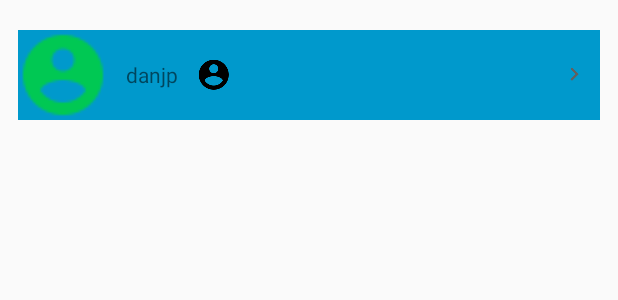
After one commit to nirack/julun, an Android app: the layout fragment_user_header.xml on its own in the app's theme, with its tools: preview values and no code run, on a phone screen of 412 x 824 dp. The commit adds this screen. Shown: the top 300 px of the screen. Run offline under Robolectric (Android 15) with nearby library versions, the phone set to English and light mode, and no system bars.

Commit message:
git测试

```diff
--- a/app/src/main/java/com/julun/vehicle/fragments/user/Code.java
+++ b/app/src/main/java/com/julun/vehicle/fragments/login/Code.java
@@ -1,4 +1,4 @@
-package com.julun.vehicle.fragments.user;
+package com.julun.vehicle.fragments.login;
 
 import android.graphics.Bitmap;
 import android.graphics.Canvas;
--- a/app/src/main/java/com/julun/vehicle/fragments/user/GetBackPasswordFragment.java
+++ b/app/src/main/java/com/julun/vehicle/fragments/login/GetBackPasswordFragment.java
@@ -1,4 +1,4 @@
-package com.julun.vehicle.fragments.user;
+package com.julun.vehicle.fragments.login;
 
 import android.util.Log;
 
@@ -12,13 +12,12 @@ import com.julun.vehicle.R;
  * 找回密码
  */
 @ContentLayout(R.layout.fragment_get_back_password)
-public class GetBackPasswordFragment extends UserBackFragment {
+public class GetBackPasswordFragment extends BaseFragment {
 
     private static final String TAG = "GetBackPasswordFragment";
 
     @AfterInitView
     public void initView() {
         Log.d(TAG, "initView");
-        getActivity().setTitle(R.string.get_back_password);
     }
 }
--- a/app/src/main/java/com/julun/vehicle/fragments/user/PhoneLoginFragment.java
+++ b/app/src/main/java/com/julun/vehicle/fragments/login/PhoneLoginFragment.java
@@ -1,9 +1,10 @@
-package com.julun.vehicle.fragments.user;
+package com.julun.vehicle.fragments.login;
 
 import android.util.Log;
 
 import com.julun.annotations.views.AfterInitView;
 import com.julun.annotations.views.ContentLayout;
+import com.julun.container.uicontroller.BaseFragment;
 import com.julun.vehicle.R;
 
 /**
@@ -11,13 +12,12 @@ import com.julun.vehicle.R;
  * 手机快捷登陆
  */
 @ContentLayout(R.layout.fragment_phone_login)
-public class PhoneLoginFragment extends UserBackFragment {
+public class PhoneLoginFragment extends BaseFragment {
 
     private static final String TAG = "PhoneLoginFragment";
 
     @AfterInitView
     public void initView() {
         Log.d(TAG, "initView");
-        getActivity().setTitle(R.string.phone_login);
     }
 }
--- a/app/src/main/res/layout/fragment_login.xml
+++ b/app/src/main/res/layout/fragment_login.xml
@@ -10,7 +10,7 @@
         android:orientation="vertical"
         android:divider="@drawable/divider_horizontal"
         android:showDividers="beginning|middle"
-        android:layout_marginTop="16dp"
+        android:layout_marginTop="8dp"
         android:layout_marginBottom="16dp"
         android:background="@color/white">
         <FrameLayout
@@ -18,7 +18,7 @@
             android:layout_height="wrap_content"
             android:layout_marginLeft="16dp"
             android:layout_marginRight="16dp">
-            <AutoCompleteTextView
+            <EditText
                 android:id="@+id/username"
                 android:layout_width="match_parent"
                 android:layout_height="match_parent"
@@ -40,7 +40,7 @@
             android:layout_height="wrap_content"
             android:layout_marginLeft="16dp"
             android:layout_marginRight="16dp">
-            <AutoCompleteTextView
+            <EditText
                 android:id="@+id/password"
                 android:layout_width="match_parent"
                 android:layout_height="match_parent"
--- /dev/null
+++ b/app/src/main/res/layout/fragment_user_header.xml
@@ -0,0 +1,9 @@
+<?xml version="1.0" encoding="utf-8"?>
+<LinearLayout xmlns:android="http://schemas.android.com/apk/res/android"
+    android:orientation="vertical" android:layout_width="match_parent"
+    android:layout_height="match_parent">
+
+    <include layout="@layout/user_main_login"
+        android:layout_width="match_parent" android:layout_height="wrap_content" />
+
+</LinearLayout>
--- /dev/null
+++ b/app/src/main/res/layout/user_main_login.xml
@@ -0,0 +1,86 @@
+<?xml version="1.0" encoding="utf-8"?>
+<LinearLayout xmlns:android="http://schemas.android.com/apk/res/android"
+    android:orientation="vertical" android:layout_width="match_parent"
+    android:layout_height="match_parent">
+
+    <FrameLayout
+        android:layout_width="match_parent"
+        android:layout_height="100dp"
+        android:paddingTop="20dp"
+        android:paddingBottom="20dp">
+
+        <!-- 未登录显示布局 -->
+        <LinearLayout
+            android:id="@+id/not_login_container"
+            android:layout_width="match_parent"
+            android:layout_height="match_parent"
+            android:orientation="horizontal"
+            android:visibility="gone"
+            android:gravity="center_vertical">
+
+            <ImageView
+                android:layout_width="wrap_content"
+                android:layout_height="wrap_content"
+                android:src="@drawable/ic_account_circle_green_a700_24dp"
+                android:layout_margin="16dp"
+                />
+            <TextView
+                android:layout_width="0dp"
+                android:layout_height="wrap_content"
+                android:layout_weight="1"
+                android:textAppearance="?android:textAppearanceSmall"
+                android:layout_marginLeft="4dp"
+                android:text="请点击登陆"/>
+            <TextView
+                android:layout_width="wrap_content"
+                android:layout_height="wrap_content"
+                android:layout_marginRight="8dp"
+                android:drawableRight="@drawable/ic_keyboard_arrow_right_grey_700_18dp"/>
+
+        </LinearLayout>
+        <!-- 登录显示布局，二者显示一个 -->
+        <RelativeLayout
+            android:id="@+id/logined_container"
+            android:layout_width="match_parent"
+            android:layout_height="match_parent"
+            android:gravity="center_vertical"
+            android:layout_marginLeft="12dp"
+            android:layout_marginRight="12dp"
+            android:background="@color/lakeBlue">
+
+            <ImageView
+                android:id="@+id/user_icon"
+                android:layout_width="60dp"
+                android:layout_height="60dp"
+                android:layout_centerVertical="true"
+                android:src="@drawable/ic_account_circle_green_a700_24dp"/>
+            <TextView
+                android:id="@+id/username"
+                android:layout_width="wrap_content"
+                android:layout_height="wrap_content"
+                android:text="danjp"
+                android:layout_toRightOf="@id/user_icon"
+                android:layout_centerInParent="true"
+                android:layout_marginLeft="12dp"/>
+            <ImageView
+                android:id="@+id/user_level_icon"
+                android:layout_width="wrap_content"
+                android:layout_height="wrap_content"
+                android:src="@drawable/ic_account_circle_black_24dp"
+                android:layout_toRightOf="@id/username"
+                android:layout_centerInParent="true"
+                android:layout_marginLeft="12dp"/>
+            <TextView
+                android:layout_width="wrap_content"
+                android:layout_height="wrap_content"
+                android:layout_marginRight="8dp"
+                android:drawableRight="@drawable/ic_keyboard_arrow_right_grey_700_18dp"
+                android:layout_alignParentRight="true"
+                android:layout_centerVertical="true"
+                />
+
+        </RelativeLayout>
+
+    </FrameLayout>
+
+</LinearLayout>
--- a/app/src/main/res/values/styles.xml
+++ b/app/src/main/res/values/styles.xml
@@ -1,7 +1,7 @@
 <resources>
 
     <!-- Base application theme. -->
-    <style name="AppTheme" parent="Theme.AppCompat.Light.DarkActionBar">
+    <style name="AppTheme" parent="Theme.AppCompat.Light.NoActionBar">
         <!-- Customize your theme here. -->
         <item name="colorPrimary">@color/colorPrimary</item>
         <item name="colorPrimaryDark">@color/colorPrimaryDark</item>
--- a/business/src/main/java/com/julun/business/service/LoginService.java
+++ b/business/src/main/java/com/julun/business/service/LoginService.java
@@ -39,6 +39,7 @@ public class LoginService extends BusiBaseService {
             public void doOnSuccess(String response) {
                 DataChangeEvent<String> event = new DataChangeEvent<String>(response);
                 dataLoadedAndTellUiThread(event);
+//                UserInfoManager.saveUserInfo();
             }
 
             @Override
```
Also changed, not shown: app/src/main/java/com/julun/vehicle/activities/MainActivity.java (+3 -5 lines), app/src/main/java/com/julun/vehicle/activities/login/LoginActivity.java (+85 -21 lines), app/src/main/java/com/julun/vehicle/fragments/UserInfoFragment.java (deleted, +0 -28 lines), app/src/main/java/com/julun/vehicle/fragments/login/LoginFragment.java (renamed from app/src/main/java/com/julun/vehicle/fragments/user/LoginFragment.java, +46 -29 lines), app/src/main/java/com/julun/vehicle/fragments/login/SignupFragment.java (renamed from app/src/main/java/com/julun/vehicle/fragments/user/SignupFragment.java, +4 -13 lines), app/src/main/java/com/julun/vehicle/fragments/user/UserBackFragment.java (deleted, +0 -34 lines), app/src/main/java/com/julun/vehicle/fragments/user/UserMainFragment.java (added, +37 -0 lines), app/src/main/java/com/julun/vehicle/fragments/user/UserMainHeaderFragment.java (added, +79 -0 lines), app/src/main/res/layout/activity_login.xml (+24 -4 lines), app/src/main/res/layout/fragment_user_info.xml (deleted, +0 -13 lines), app/src/main/res/layout/fragment_user_main.xml (added, +113 -0 lines).
